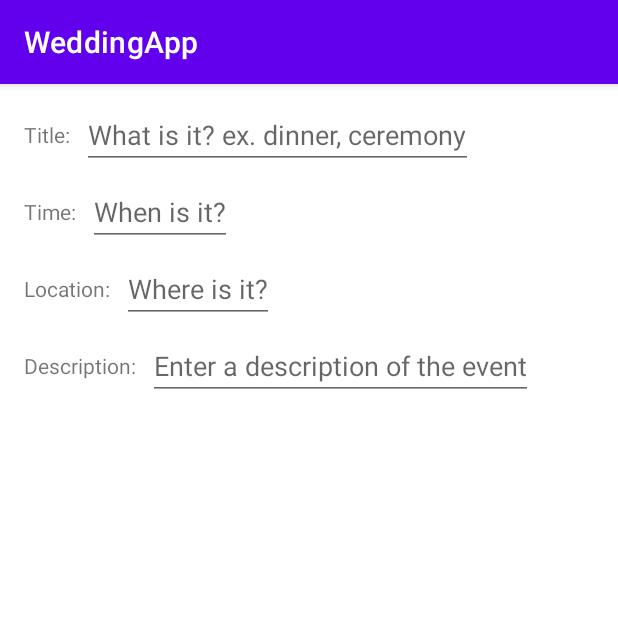
After one commit to CassieJordan/WeddingApp, an Android app: the CreateEventFragment screen opened through its navigation route, on a phone screen of 412 x 824 dp, the top half of it. The commit adds this screen. Run offline under Robolectric (Android 15) with nearby library versions, the phone set to English and light mode, and no system bars; our stand-ins replace Room's generated code, data binding; 1 statement that could not run was skipped.

Commit message:
2nd commit

```diff
--- a/app/build.gradle
+++ b/app/build.gradle
@@ -38,7 +38,8 @@ android {
 }
 
 dependencies {
-
+    implementation("androidx.navigation:navigation-fragment-ktx:2.5.2")
+    implementation("androidx.navigation:navigation-ui-ktx:2.5.2")
     implementation 'androidx.core:core-ktx:1.7.0'
     implementation 'androidx.appcompat:appcompat:1.5.1'
     implementation 'com.google.android.material:material:1.6.1'
--- /dev/null
+++ b/app/src/main/java/com/example/android/weddingapp/CreateEventFragment.kt
@@ -0,0 +1,21 @@
+package com.example.android.weddingapp
+
+import android.os.Bundle
+import androidx.fragment.app.Fragment
+import android.view.LayoutInflater
+import android.view.View
+import android.view.ViewGroup
+
+
+class CreateEventFragment : Fragment() {
+
+
+    override fun onCreateView(
+        inflater: LayoutInflater, container: ViewGroup?,
+        savedInstanceState: Bundle?
+    ): View? {
+        // Inflate the layout for this fragment
+        return inflater.inflate(R.layout.fragment_create_event, container, false)
+    }
+
+}
--- a/app/src/main/java/com/example/android/weddingapp/eventList/EventListFragment.kt
+++ b/app/src/main/java/com/example/android/weddingapp/eventList/EventListFragment.kt
@@ -9,6 +9,8 @@ import android.view.ViewGroup
 import androidx.databinding.DataBindingUtil
 import androidx.lifecycle.Observer
 import androidx.lifecycle.viewmodel.viewModelFactory
+import androidx.navigation.NavController
+import androidx.navigation.Navigation
 import com.example.android.weddingapp.R
 import com.example.android.weddingapp.data.EventDataBase
 import com.example.android.weddingapp.databinding.FragmentEventListBinding
@@ -38,6 +40,10 @@ class EventListFragment : Fragment() {
                 adapter.list = it
             }
         })
+        binding.addEventFAB.setOnClickListener{
+            Navigation.findNavController(it).navigate(
+                R.id.action_eventListFragment_to_createEventFragment)
+        }
         return binding.root
     }
 
--- a/app/src/main/java/com/example/android/weddingapp/eventList/EventListViewModel.kt
+++ b/app/src/main/java/com/example/android/weddingapp/eventList/EventListViewModel.kt
@@ -15,7 +15,11 @@ class EventListViewModel(application: Application) :
     private val repo = EventRepository(EventDataBase.getInstance(application).dao)
     val eventList = MutableLiveData<List<EventDataItem>>()
 
-    fun getEvents() {
+    init {
+        getEvents()
+    }
+
+    private fun getEvents() {
         viewModelScope.launch {
             val result = repo.getEvents()
 
--- /dev/null
+++ b/app/src/main/res/layout/fragment_create_event.xml
@@ -0,0 +1,97 @@
+<?xml version="1.0" encoding="utf-8"?>
+<layout xmlns:android="http://schemas.android.com/apk/res/android"
+    xmlns:app="http://schemas.android.com/apk/res-auto"
+    xmlns:tools="http://schemas.android.com/tools">
+
+    <data>
+
+    </data>
+
+    <androidx.constraintlayout.widget.ConstraintLayout
+        android:layout_width="match_parent"
+        android:layout_height="match_parent"
+        tools:context=".CreateEventFragment">
+
+
+        <TextView
+            android:id="@+id/titleTV"
+            android:layout_width="wrap_content"
+            android:layout_height="wrap_content"
+            android:layout_marginStart="16dp"
+            android:layout_marginTop="24dp"
+            android:text="@string/titleText"
+            app:layout_constraintStart_toStartOf="parent"
+            app:layout_constraintTop_toTopOf="parent" />
+
+        <EditText
+            android:id="@+id/editTitle"
+            android:layout_width="wrap_content"
+            android:layout_height="wrap_content"
+            android:layout_marginStart="8dp"
+            android:hint="@string/enter_title"
+            app:layout_constraintBottom_toBottomOf="@+id/titleTV"
+            app:layout_constraintStart_toEndOf="@+id/titleTV"
+            app:layout_constraintTop_toTopOf="@+id/titleTV" />
+
+        <TextView
+            android:id="@+id/timeTV"
+            android:layout_width="wrap_content"
+            android:layout_height="wrap_content"
+            android:layout_marginStart="16dp"
+            android:layout_marginTop="32dp"
+            android:text="@string/timeText"
+            app:layout_constraintStart_toStartOf="parent"
+            app:layout_constraintTop_toBottomOf="@+id/titleTV" />
+
+        <EditText
+            android:id="@+id/editTime"
+            android:layout_width="wrap_content"
+            android:layout_height="wrap_content"
+            android:layout_marginStart="8dp"
+            android:hint="@string/enter_time"
+            app:layout_constraintBottom_toBottomOf="@+id/timeTV"
+            app:layout_constraintStart_toEndOf="@+id/timeTV"
+            app:layout_constraintTop_toTopOf="@+id/timeTV" />
+
+        <TextView
+            android:id="@+id/locationTV"
+            android:layout_width="wrap_content"
+            android:layout_height="wrap_content"
+            android:layout_marginStart="16dp"
+            android:layout_marginTop="32dp"
+            android:text="@string/locationText"
+            app:layout_constraintStart_toStartOf="parent"
+            app:layout_constraintTop_toBottomOf="@+id/timeTV" />
+
+        <EditText
+            android:id="@+id/editLocation"
+            android:layout_width="wrap_content"
+            android:layout_height="wrap_content"
+            android:layout_marginStart="8dp"
+            android:hint="@string/enter_location"
+            app:layout_constraintBottom_toBottomOf="@+id/locationTV"
+            app:layout_constraintStart_toEndOf="@+id/locationTV"
+            app:layout_constraintTop_toTopOf="@+id/locationTV" />
+
+        <TextView
+            android:id="@+id/descriptionTV"
+            android:layout_width="wrap_content"
+            android:layout_height="wrap_content"
+            android:layout_marginStart="16dp"
+            android:layout_marginTop="32dp"
+            android:text="@string/descriptionText"
+            app:layout_constraintStart_toStartOf="parent"
+            app:layout_constraintTop_toBottomOf="@+id/locationTV" />
+
+        <EditText
+            android:id="@+id/editDescription"
+            android:layout_width="wrap_content"
+            android:layout_height="wrap_content"
+            android:layout_marginStart="8dp"
+            android:hint="@string/enter_description"
+            app:layout_constraintBottom_toBottomOf="@+id/descriptionTV"
+            app:layout_constraintStart_toEndOf="@+id/descriptionTV"
+            app:layout_constraintTop_toTopOf="@+id/descriptionTV" />
+
+    </androidx.constraintlayout.widget.ConstraintLayout>
+</layout>
--- a/app/src/main/res/layout/fragment_event_list.xml
+++ b/app/src/main/res/layout/fragment_event_list.xml
@@ -18,20 +18,18 @@
             android:id="@+id/event_list"
             android:layout_width="match_parent"
             android:layout_height="match_parent"
-            android:liveData="@{viewModel.eventList}"
             app:layout_constraintBottom_toBottomOf="parent"
             app:layout_constraintEnd_toEndOf="parent"
             app:layout_constraintStart_toStartOf="parent"
             app:layout_constraintTop_toTopOf="parent"/>
 
         <com.google.android.material.floatingactionbutton.FloatingActionButton
-            android:id="@+id/addReminderFAB"
+            android:id="@+id/addEventFAB"
             android:layout_width="wrap_content"
             android:layout_height="wrap_content"
             android:layout_margin="16dp"
             app:fabSize="normal"
             app:layout_anchor="@id/event_list"
-            android:onClick="@{() -> }"
             app:layout_anchorGravity="bottom|right|end"
             app:layout_constraintBottom_toBottomOf="parent"
             app:layout_constraintEnd_toEndOf="parent" />
--- a/app/src/main/res/values/strings.xml
+++ b/app/src/main/res/values/strings.xml
@@ -1,3 +1,11 @@
 <resources>
     <string name="app_name">WeddingApp</string>
+    <string name="titleText">Title:</string>
+    <string name="enter_title">What is it? ex. dinner, ceremony</string>
+    <string name="timeText">Time:</string>
+    <string name="enter_time">When is it?</string>
+    <string name="locationText">Location:</string>
+    <string name="enter_location">Where is it?</string>
+    <string name="descriptionText">Description:</string>
+    <string name="enter_description">Enter a description of the event</string>
 </resources>
--- a/build.gradle
+++ b/build.gradle
@@ -1,10 +1,12 @@
 // Top-level build file where you can add configuration options common to all sub-projects/modules.
+
 plugins {
     id 'com.android.application' version '7.2.2' apply false
     id 'com.android.library' version '7.2.2' apply false
     id 'org.jetbrains.kotlin.android' version '1.6.10' apply false
 }
 
+
 task clean(type: Delete) {
     delete rootProject.buildDir
 }
```
Also changed, not shown: app/src/main/java/com/example/android/weddingapp/EventDetailFragment.kt (added, +25 -0 lines), app/src/main/res/layout/activity_main.xml (+6 -11 lines), app/src/main/res/layout/fragment_event_detail.xml (added, +61 -0 lines), app/src/main/res/navigation/navigation.xml (added, +28 -0 lines).
